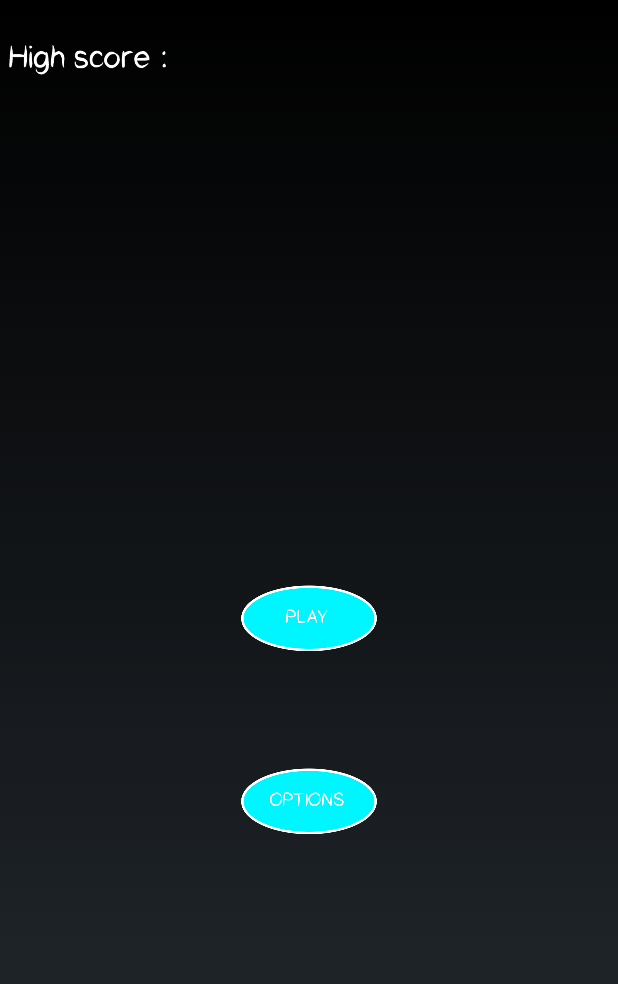
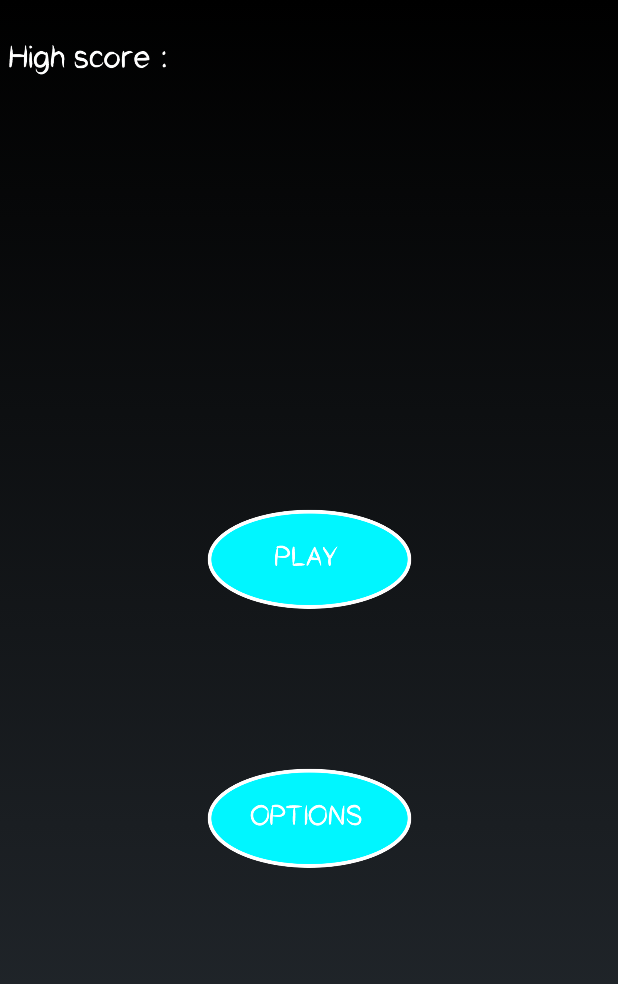
Before and after one commit to HenrygShen/SwimmyFishy, an Android app: the layout content_main.xml on its own in the app's theme, with its tools: preview values and no code run, on a phone screen of 412 x 824 dp. Shown: the top 984 px of the screen. Run offline under Robolectric (Android 15) with nearby library versions, the phone set to English and light mode, and no system bars.

Commit message:
Minor tweaks

```diff
--- a/SwimmyFishy/SwimmyFishy/app/src/main/java/com/henryandlincoln/swimmyfishy/GameView.java
+++ b/SwimmyFishy/SwimmyFishy/app/src/main/java/com/henryandlincoln/swimmyfishy/GameView.java
@@ -9,4 +9,5 @@ public class GameView extends SurfaceView {
     public GameView(Context context){
         super(context);
     }
+
 }
--- a/SwimmyFishy/SwimmyFishy/app/src/main/res/layout/content_main.xml
+++ b/SwimmyFishy/SwimmyFishy/app/src/main/res/layout/content_main.xml
@@ -29,8 +29,8 @@
 
     <Button
         android:id="@+id/play"
-        android:layout_width="100dp"
-        android:layout_height="50dp"
+        android:layout_width="150dp"
+        android:layout_height="75dp"
         android:layout_marginBottom="8dp"
         android:layout_marginEnd="8dp"
         android:layout_marginStart="8dp"
@@ -43,12 +43,13 @@
         app:layout_constraintBottom_toBottomOf="parent"
         app:layout_constraintEnd_toEndOf="parent"
         app:layout_constraintStart_toStartOf="parent"
-        app:layout_constraintTop_toTopOf="parent" />
+        app:layout_constraintTop_toTopOf="parent"
+        app:layout_constraintVertical_bias="0.447" />
 
     <Button
         android:id="@+id/options"
-        android:layout_width="100dp"
-        android:layout_height="50dp"
+        android:layout_width="150dp"
+        android:layout_height="75dp"
         android:layout_marginBottom="8dp"
         android:layout_marginEnd="8dp"
         android:layout_marginStart="8dp"
@@ -63,7 +64,7 @@
         app:layout_constraintEnd_toEndOf="parent"
         app:layout_constraintStart_toStartOf="parent"
         app:layout_constraintTop_toTopOf="parent"
-        app:layout_constraintVertical_bias="0.661" />
+        app:layout_constraintVertical_bias="0.682" />
 
     <ImageView
         android:id="@+id/imageView"
```
Also changed, not shown: SwimmyFishy/SwimmyFishy/app/src/main/res/drawable/bg_base.png (added).
